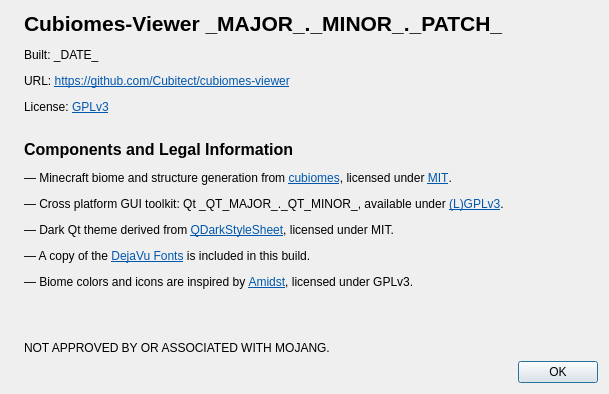
This is src/aboutdialog.ui in Cubitect/cubiomes-viewer as Qt 5 draws it before an edit. The edited form follows.
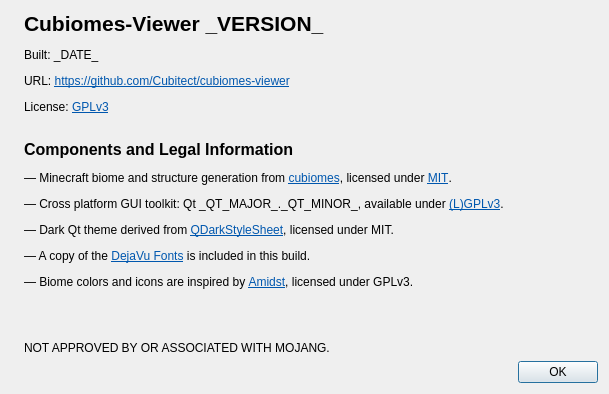
This is the edited form. Icons and pictures are not drawn.

Patch:
```diff
--- a/src/aboutdialog.ui
+++ b/src/aboutdialog.ui
@@ -40,7 +40,7 @@
    <item row="0" column="1">
     <widget class="QLabel" name="label">
      <property name="text">
-      <string>&lt;html&gt;&lt;head/&gt;&lt;body&gt;&lt;p&gt;&lt;span style=&quot; font-size:16pt; font-weight:600;&quot;&gt;Cubiomes-Viewer _MAJOR_._MINOR_._PATCH_&lt;/span&gt;&lt;/p&gt;&lt;p&gt;Built: _DATE_&lt;/p&gt;&lt;p&gt;URL: &lt;a href=&quot;https://github.com/Cubitect/cubiomes-viewer&quot;&gt;&lt;span style=&quot; font-family:'Sans Serif'; text-decoration: underline; color:#0057ae;&quot;&gt;https://github.com/Cubitect/cubiomes-viewer&lt;/span&gt;&lt;/a&gt;&lt;/p&gt;&lt;p&gt;License: &lt;a href=&quot;https://www.gnu.org/licenses/gpl-3.0.en.html&quot;&gt;&lt;span style=&quot; font-family:'Sans Serif'; text-decoration: underline; color:#0057ae;&quot;&gt;GPLv3&lt;/span&gt;&lt;/a&gt;&lt;/p&gt;&lt;p&gt;&lt;br/&gt;&lt;span style=&quot; font-size:12pt; font-weight:600;&quot;&gt;Components and Legal Information&lt;/span&gt;&lt;/p&gt;&lt;p&gt;— Minecraft biome and structure generation from &lt;a href=&quot;https://github.com/Cubitect/cubiomes/&quot;&gt;&lt;span style=&quot; font-family:'Sans Serif'; text-decoration: underline; color:#0057ae;&quot;&gt;cubiomes&lt;/span&gt;&lt;/a&gt;, licensed under &lt;a href=&quot;https://mit-license.org/&quot;&gt;&lt;span style=&quot; font-family:'Sans Serif'; text-decoration: underline; color:#0057ae;&quot;&gt;MIT&lt;/span&gt;&lt;/a&gt;.&lt;/p&gt;&lt;p&gt;— Cross platform GUI toolkit: Qt _QT_MAJOR_._QT_MINOR_, available under &lt;a href=&quot;https://www.qt.io/licensing/&quot;&gt;&lt;span style=&quot; font-family:'Sans Serif'; text-decoration: underline; color:#0057ae;&quot;&gt;(L)GPLv3&lt;/span&gt;&lt;/a&gt;.&lt;/p&gt;&lt;p&gt;— Dark Qt theme derived from &lt;a href=&quot;https://github.com/ColinDuquesnoy/QDarkStyleSheet&quot;&gt;&lt;span style=&quot; font-family:'Sans Serif'; text-decoration: underline; color:#0057ae;&quot;&gt;QDarkStyleSheet&lt;/span&gt;&lt;/a&gt;, licensed under MIT.&lt;/p&gt;&lt;p&gt;— A copy of the &lt;a href=&quot; https://dejavu-fonts.github.io/License.html&quot;&gt;&lt;span style=&quot; text-decoration: underline; color:#0057ae;&quot;&gt;DejaVu Fonts&lt;/span&gt;&lt;/a&gt; is included in this build.&lt;/p&gt;&lt;p&gt;— Biome colors and icons are inspired by &lt;a href=&quot;https://github.com/toolbox4minecraft/amidst&quot;&gt;&lt;span style=&quot; font-family:'Sans Serif'; text-decoration: underline; color:#0057ae;&quot;&gt;Amidst&lt;/span&gt;&lt;/a&gt;, licensed under GPLv3.&lt;/p&gt;&lt;p&gt;&lt;br/&gt;&lt;/p&gt;&lt;p&gt;&lt;span style=&quot; font-family:'Sans Serif';&quot;&gt;NOT APPROVED BY OR ASSOCIATED WITH MOJANG.&lt;/span&gt;&lt;/p&gt;&lt;/body&gt;&lt;/html&gt;</string>
+      <string>&lt;html&gt;&lt;head/&gt;&lt;body&gt;&lt;p&gt;&lt;span style=&quot; font-size:16pt; font-weight:600;&quot;&gt;Cubiomes-Viewer _VERSION_&lt;/span&gt;&lt;/p&gt;&lt;p&gt;Built: _DATE_&lt;/p&gt;&lt;p&gt;URL: &lt;a href=&quot;https://github.com/Cubitect/cubiomes-viewer&quot;&gt;&lt;span style=&quot; font-family:'Sans Serif'; text-decoration: underline; color:#0057ae;&quot;&gt;https://github.com/Cubitect/cubiomes-viewer&lt;/span&gt;&lt;/a&gt;&lt;/p&gt;&lt;p&gt;License: &lt;a href=&quot;https://www.gnu.org/licenses/gpl-3.0.en.html&quot;&gt;&lt;span style=&quot; font-family:'Sans Serif'; text-decoration: underline; color:#0057ae;&quot;&gt;GPLv3&lt;/span&gt;&lt;/a&gt;&lt;/p&gt;&lt;p&gt;&lt;br/&gt;&lt;span style=&quot; font-size:12pt; font-weight:600;&quot;&gt;Components and Legal Information&lt;/span&gt;&lt;/p&gt;&lt;p&gt;— Minecraft biome and structure generation from &lt;a href=&quot;https://github.com/Cubitect/cubiomes/&quot;&gt;&lt;span style=&quot; font-family:'Sans Serif'; text-decoration: underline; color:#0057ae;&quot;&gt;cubiomes&lt;/span&gt;&lt;/a&gt;, licensed under &lt;a href=&quot;https://mit-license.org/&quot;&gt;&lt;span style=&quot; font-family:'Sans Serif'; text-decoration: underline; color:#0057ae;&quot;&gt;MIT&lt;/span&gt;&lt;/a&gt;.&lt;/p&gt;&lt;p&gt;— Cross platform GUI toolkit: Qt _QT_MAJOR_._QT_MINOR_, available under &lt;a href=&quot;https://www.qt.io/licensing/&quot;&gt;&lt;span style=&quot; font-family:'Sans Serif'; text-decoration: underline; color:#0057ae;&quot;&gt;(L)GPLv3&lt;/span&gt;&lt;/a&gt;.&lt;/p&gt;&lt;p&gt;— Dark Qt theme derived from &lt;a href=&quot;https://github.com/ColinDuquesnoy/QDarkStyleSheet&quot;&gt;&lt;span style=&quot; font-family:'Sans Serif'; text-decoration: underline; color:#0057ae;&quot;&gt;QDarkStyleSheet&lt;/span&gt;&lt;/a&gt;, licensed under MIT.&lt;/p&gt;&lt;p&gt;— A copy of the &lt;a href=&quot; https://dejavu-fonts.github.io/License.html&quot;&gt;&lt;span style=&quot; text-decoration: underline; color:#0057ae;&quot;&gt;DejaVu Fonts&lt;/span&gt;&lt;/a&gt; is included in this build.&lt;/p&gt;&lt;p&gt;— Biome colors and icons are inspired by &lt;a href=&quot;https://github.com/toolbox4minecraft/amidst&quot;&gt;&lt;span style=&quot; font-family:'Sans Serif'; text-decoration: underline; color:#0057ae;&quot;&gt;Amidst&lt;/span&gt;&lt;/a&gt;, licensed under GPLv3.&lt;/p&gt;&lt;p&gt;&lt;br/&gt;&lt;/p&gt;&lt;p&gt;&lt;span style=&quot; font-family:'Sans Serif';&quot;&gt;NOT APPROVED BY OR ASSOCIATED WITH MOJANG.&lt;/span&gt;&lt;/p&gt;&lt;/body&gt;&lt;/html&gt;</string>
      </property>
     </widget>
    </item>
```
